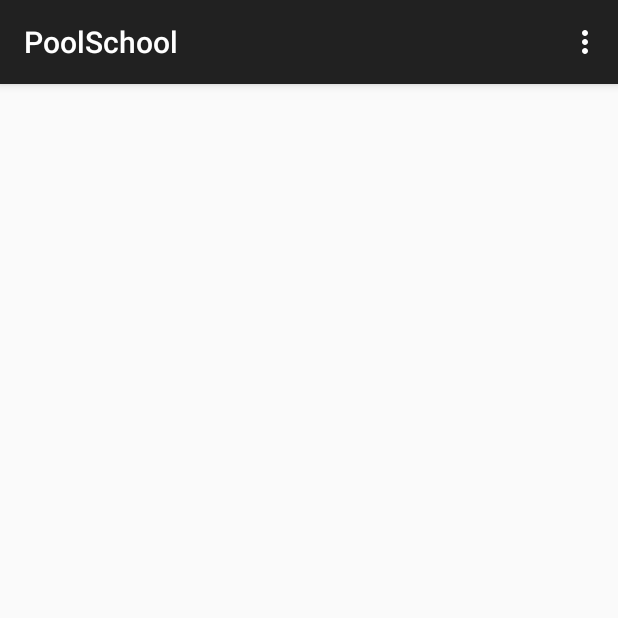
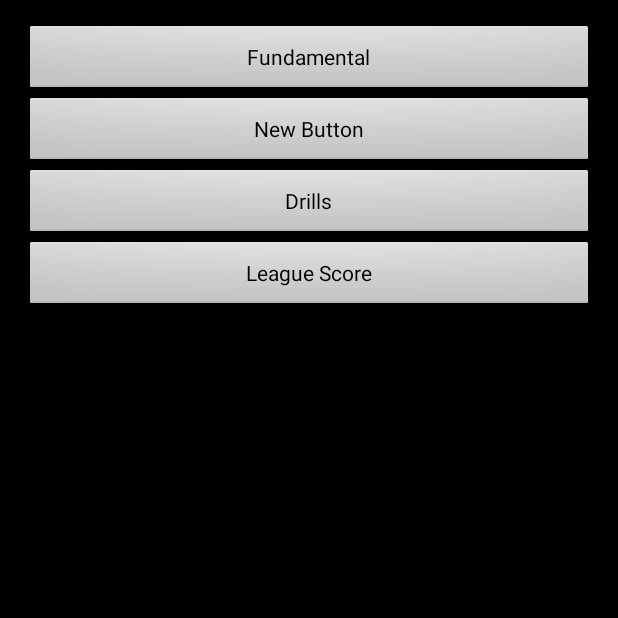
Before and after one commit to Sangsters/PoolSchool, an Android app: the screen it shows after launch (MainActivity), on a phone screen of 412 x 824 dp, the top half of it. Run offline under Robolectric (Android 15) with nearby library versions, the phone set to English and light mode, and no system bars.

Commit message:
made drill classes and other

```diff
--- a/PoolSchool2/app/build.gradle
+++ b/PoolSchool2/app/build.gradle
@@ -17,9 +17,13 @@ android {
             proguardFiles getDefaultProguardFile('proguard-android.txt'), 'proguard-rules.pro'
         }
     }
+    compileOptions {
+        sourceCompatibility JavaVersion.VERSION_1_7
+        targetCompatibility JavaVersion.VERSION_1_7
+    }
 }
 
 dependencies {
-    compile fileTree(dir: 'libs', include: ['*.jar'])
+    compile fileTree(include: ['*.jar'], dir: 'libs')
     compile 'com.android.support:appcompat-v7:22.0.0'
 }
--- a/PoolSchool2/app/src/main/AndroidManifest.xml
+++ b/PoolSchool2/app/src/main/AndroidManifest.xml
@@ -8,6 +8,7 @@
         android:label="@string/app_name"
         android:theme="@style/AppTheme" >
         <activity
+            android:theme ="@android:style/Theme.Black.NoTitleBar"
             android:name=".MainActivity"
             android:label="@string/app_name" >
             <intent-filter>
--- a/PoolSchool2/app/src/main/java/com/poolschool/poolschool/MainActivity.java
+++ b/PoolSchool2/app/src/main/java/com/poolschool/poolschool/MainActivity.java
@@ -1,39 +1,40 @@
 package com.poolschool.poolschool;
 
-import android.support.v7.app.ActionBarActivity;
+
+import android.app.Activity;
 import android.os.Bundle;
-import android.view.Menu;
-import android.view.MenuItem;
+import android.view.View;
+import android.widget.Button;
 
-
-public class MainActivity extends ActionBarActivity {
-
+public class MainActivity extends Activity implements View.OnClickListener {
+    private Button drill, fundamental,league;
     @Override
     protected void onCreate(Bundle savedInstanceState) {
         super.onCreate(savedInstanceState);
         setContentView(R.layout.activity_main);
+
+        drill = (Button) findViewById(R.id.drill);
+        fundamental = (Button) findViewById(R.id.fundamental);
+        league = (Button) findViewById(R.id.league);
+
+        drill.setOnClickListener(this);
+        fundamental.setOnClickListener(this);
+        league.setOnClickListener(this);
+
+
+    }
+
+    @Override
+    public void onClick(View v){
+        if(v==drill)
+            setContentView(R.layout.drills);
+        else if(v==fundamental)
+            setContentView(R.layout.fundamental);
+        else if(v==league)
+            setContentView(R.layout.league);
+
     }
 
 
-    @Override
-    public boolean onCreateOptionsMenu(Menu menu) {
-        // Inflate the menu; this adds items to the action bar if it is present.
-        getMenuInflater().inflate(R.menu.menu_main, menu);
-        return true;
-    }
 
-    @Override
-    public boolean onOptionsItemSelected(MenuItem item) {
-        // Handle action bar item clicks here. The action bar will
-        // automatically handle clicks on the Home/Up button, so long
-        // as you specify a parent activity in AndroidManifest.xml.
-        int id = item.getItemId();
-
-        //noinspection SimplifiableIfStatement
-        if (id == R.id.action_settings) {
-            return true;
-        }
-
-        return super.onOptionsItemSelected(item);
-    }
 }
--- a/PoolSchool2/app/src/main/res/layout/activity_main.xml
+++ b/PoolSchool2/app/src/main/res/layout/activity_main.xml
@@ -3,6 +3,49 @@
     android:layout_height="match_parent" android:paddingLeft="@dimen/activity_horizontal_margin"
     android:paddingRight="@dimen/activity_horizontal_margin"
     android:paddingTop="@dimen/activity_vertical_margin"
-    android:paddingBottom="@dimen/activity_vertical_margin" tools:context=".MainActivity">
+    android:paddingBottom="@dimen/activity_vertical_margin" tools:context=".MainActivity"
+    android:background="#00000000">
 
+
+    <LinearLayout
+        android:orientation="horizontal"
+        android:layout_width="fill_parent"
+        android:layout_height="fill_parent"
+        android:background="#00000000">
+
+        <LinearLayout
+            android:orientation="vertical"
+            android:layout_width="fill_parent"
+            android:layout_height="fill_parent"
+            android:gravity="left"
+            android:background="#00000000">
+
+            <Button
+                android:layout_width="fill_parent"
+                android:layout_height="wrap_content"
+                android:text="Fundamental"
+                android:id="@+id/fundamental" />
+
+            <Button
+                android:layout_width="fill_parent"
+                android:layout_height="wrap_content"
+                android:text="New Button"
+                android:id="@+id/button2"
+                android:layout_gravity="center_horizontal" />
+
+            <Button
+                android:layout_width="fill_parent"
+                android:layout_height="wrap_content"
+                android:text="Drills"
+                android:id="@+id/drill"
+                android:layout_gravity="center_horizontal" />
+
+            <Button
+                android:layout_width="fill_parent"
+                android:layout_height="wrap_content"
+                android:text="League Score"
+                android:id="@+id/league"
+                android:layout_gravity="center_horizontal" />
+        </LinearLayout>
+    </LinearLayout>
 </RelativeLayout>
--- /dev/null
+++ b/PoolSchool2/app/src/main/res/layout/cueballcontrollist.xml
@@ -0,0 +1,5 @@
+<?xml version="1.0" encoding="utf-8"?>
+<TextView xmlns:android="http://schemas.android.com/apk/res/android"
+    android:layout_width="match_parent" android:layout_height="match_parent">
+
+</TextView>
--- /dev/null
+++ b/PoolSchool2/app/src/main/res/layout/fundamental.xml
@@ -0,0 +1,6 @@
+<?xml version="1.0" encoding="utf-8"?>
+<LinearLayout xmlns:android="http://schemas.android.com/apk/res/android"
+    android:orientation="vertical" android:layout_width="match_parent"
+    android:layout_height="match_parent">
+
+</LinearLayout>
--- /dev/null
+++ b/PoolSchool2/app/src/main/res/layout/kickdrill.xml
@@ -0,0 +1,6 @@
+<?xml version="1.0" encoding="utf-8"?>
+<LinearLayout xmlns:android="http://schemas.android.com/apk/res/android"
+    android:orientation="vertical" android:layout_width="match_parent"
+    android:layout_height="match_parent">
+
+</LinearLayout>
--- /dev/null
+++ b/PoolSchool2/app/src/main/res/layout/league.xml
@@ -0,0 +1,6 @@
+<?xml version="1.0" encoding="utf-8"?>
+<LinearLayout xmlns:android="http://schemas.android.com/apk/res/android"
+    android:orientation="vertical" android:layout_width="match_parent"
+    android:layout_height="match_parent">
+
+</LinearLayout>
--- /dev/null
+++ b/PoolSchool2/app/src/main/res/layout/safetydrill.xml
@@ -0,0 +1,6 @@
+<?xml version="1.0" encoding="utf-8"?>
+<LinearLayout xmlns:android="http://schemas.android.com/apk/res/android"
+    android:orientation="vertical" android:layout_width="match_parent"
+    android:layout_height="match_parent">
+
+</LinearLayout>
--- /dev/null
+++ b/PoolSchool2/app/src/main/res/layout/shotmakingdrill.xml
@@ -0,0 +1,6 @@
+<?xml version="1.0" encoding="utf-8"?>
+<LinearLayout xmlns:android="http://schemas.android.com/apk/res/android"
+    android:orientation="vertical" android:layout_width="match_parent"
+    android:layout_height="match_parent">
+
+</LinearLayout>
```
Also changed, not shown: PoolSchool2/app/src/main/java/com/poolschool/drill/CueBallControl.java (added, +39 -0 lines), PoolSchool2/app/src/main/java/com/poolschool/poolschool/Drills.java (added, +45 -0 lines), PoolSchool2/app/src/main/java/com/poolschool/poolschool/Fundamental.java (added, +7 -0 lines), PoolSchool2/app/src/main/java/com/poolschool/poolschool/League.java (added, +7 -0 lines), PoolSchool2/app/src/main/res/layout/cueballcontrol.xml (added, +10 -0 lines), PoolSchool2/app/src/main/res/layout/drills.xml (added, +40 -0 lines), 1 other file.
